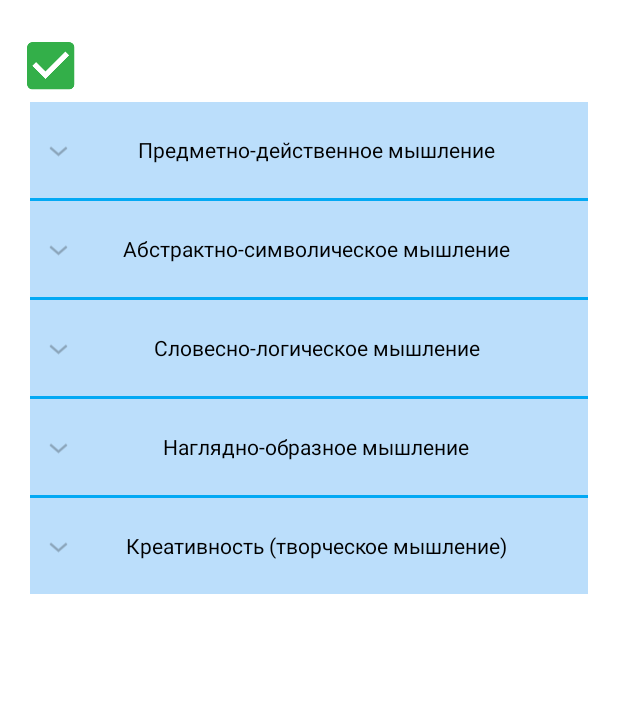
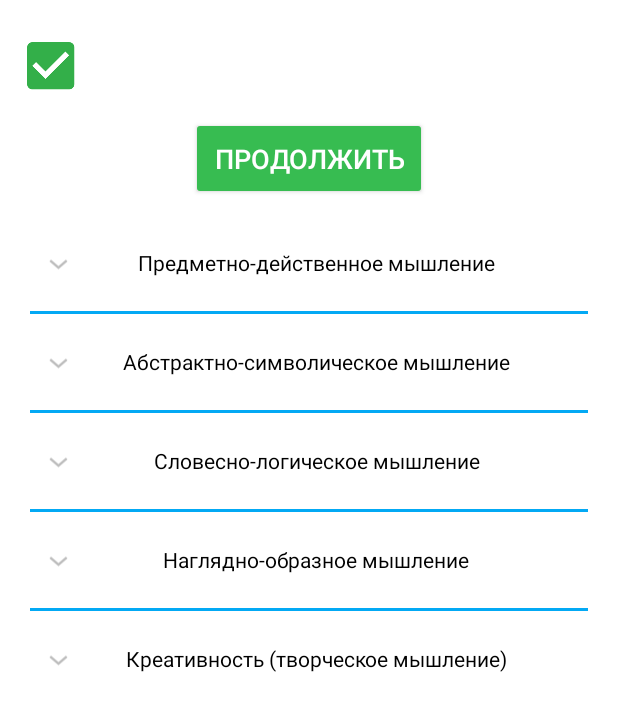
Before and after one commit to velichkomarija/oh-my-diploma, an Android app: the ResultTwoQuestionActivity screen opened directly, with no data from a screen before it, on a phone screen of 412 x 824 dp. Shown: the top 711 px of the screen. Run offline under Robolectric (Android 15) with nearby library versions, the light colour scheme and no system bars; 1 statement that could not run was skipped.

Commit message:
Внедрение второго теста в общую канву

```diff
--- a/app/src/main/AndroidManifest.xml
+++ b/app/src/main/AndroidManifest.xml
@@ -30,7 +30,7 @@
         android:supportsRtl="true"
         android:theme="@style/AppTheme">
         <activity
-            android:name=".views.questionnaire.QuestionEnter2Activity"
+            android:name=".views.common.SplashActivity"
             android:screenOrientation="landscape">
             <intent-filter>
                 <action android:name="android.intent.action.MAIN" />
@@ -90,6 +90,9 @@
         <activity
             android:name=".views.questionnaire.ResultTwoQuestionActivity"
             android:screenOrientation="portrait"></activity>
+
+        <activity android:name=".views.questionnaire.QuestionEnter2Activity"
+            android:screenOrientation="landscape"/>
     </application>
 
 </manifest>
--- a/app/src/main/java/com/example/velickomarija/diploma/PauseTwoActivity.java
+++ b/app/src/main/java/com/example/velickomarija/diploma/PauseTwoActivity.java
@@ -8,6 +8,7 @@ import android.widget.TextView;
 
 import com.example.velickomarija.diploma.models.PreferencesLocal;
 import com.example.velickomarija.diploma.views.image.TestingLastImageActivity;
+import com.example.velickomarija.diploma.views.questionnaire.QuestionEnter2Activity;
 
 public class PauseTwoActivity extends AppCompatActivity {
 
@@ -41,7 +42,7 @@ public class PauseTwoActivity extends AppCompatActivity {
     public void onClickToGoTestingImageNew(View view) {
         view.setClickable(false);
         preferencesLocal.addProperty("PREF_IMAGE1", "1", PauseTwoActivity.this);
-        Intent intent = new Intent(this, TestingLastImageActivity.class);
+        Intent intent = new Intent(this,QuestionEnter2Activity.class);
         view.setClickable(true);
         startActivity(intent);
     }
--- a/app/src/main/java/com/example/velickomarija/diploma/views/questionnaire/ResultTwoQuestionActivity.java
+++ b/app/src/main/java/com/example/velickomarija/diploma/views/questionnaire/ResultTwoQuestionActivity.java
@@ -1,7 +1,10 @@
 package com.example.velickomarija.diploma.views.questionnaire;
 
+import android.content.Intent;
 import android.support.v7.app.AppCompatActivity;
 import android.os.Bundle;
+import android.view.View;
+import android.widget.Button;
 import android.widget.ExpandableListView;
 import android.widget.SimpleExpandableListAdapter;
 import android.widget.TextView;
@@ -9,6 +12,7 @@ import android.widget.TextView;
 import com.example.velickomarija.diploma.R;
 import com.example.velickomarija.diploma.models.Algorithms;
 import com.example.velickomarija.diploma.models.TextUtils;
+import com.example.velickomarija.diploma.views.image.TestingLastImageActivity;
 
 import java.util.ArrayList;
 import java.util.HashMap;
@@ -63,37 +67,37 @@ public class ResultTwoQuestionActivity extends AppCompatActivity {
         // создаем коллекцию элементов для первой группы
         ArrayList<Map<String, String>> сhildDataItemList = new ArrayList<>();
         map = new HashMap<>();
-        map.put("monthName", algorithms.getResQuestion11());
+        map.put("name", algorithms.getResQuestion11());
         сhildDataItemList.add(map);
         сhildDataList.add(сhildDataItemList);
 
         сhildDataItemList = new ArrayList<>();
         map = new HashMap<>();
-        map.put("monthName", algorithms.getResQuestion22());
+        map.put("name", algorithms.getResQuestion22());
         сhildDataItemList.add(map);
         сhildDataList.add(сhildDataItemList);
 
         // создаем коллекцию элементов для третьей группы
         сhildDataItemList = new ArrayList<>();
         map = new HashMap<>();
-        map.put("monthName", algorithms.getResQuestion33());
+        map.put("name", algorithms.getResQuestion33());
         сhildDataItemList.add(map);
         сhildDataList.add(сhildDataItemList);
 
         сhildDataItemList = new ArrayList<>();
         map = new HashMap<>();
-        map.put("monthName", algorithms.getResQuestion44());
+        map.put("name", algorithms.getResQuestion44());
         сhildDataItemList.add(map);
         сhildDataList.add(сhildDataItemList);
 
         сhildDataItemList = new ArrayList<>();
         map = new HashMap<>();
-        map.put("monthName", algorithms.getResQuestion55());
+        map.put("name", algorithms.getResQuestion55());
         сhildDataItemList.add(map);
         сhildDataList.add(сhildDataItemList);
 
         // список атрибутов элементов для чтения
-        String childFrom[] = new String[]{"monthName"};
+        String childFrom[] = new String[]{"name"};
         // список ID view-элементов, в которые будет помещены атрибуты
         // элементов
         int childTo[] = new int[]{android.R.id.text1};
@@ -107,4 +111,9 @@ public class ResultTwoQuestionActivity extends AppCompatActivity {
         ExpandableListView expandableListView = (ExpandableListView) findViewById(R.id.expListView);
         expandableListView.setAdapter(adapter);
     }
+
+    public void onClickToGo(View view) {
+        Intent intent = new Intent(this, TestingLastImageActivity.class);
+        startActivity(intent);
+    }
 }
--- a/app/src/main/res/layout/activity_result_two_question.xml
+++ b/app/src/main/res/layout/activity_result_two_question.xml
@@ -26,7 +26,23 @@
             android:layout_marginStart="10dp"
             android:layout_marginTop="20dp"
             android:text="" />
+
     </LinearLayout>
+
+    <Button
+        android:id="@+id/btn_last_test"
+        style="@style/Widget.AppCompat.Button.Colored"
+        android:layout_width="wrap_content"
+        android:layout_height="wrap_content"
+        android:layout_margin="10dp"
+        android:layout_gravity="center"
+        android:onClick="onClickToGo"
+        android:padding="15dp"
+        android:text="@string/next"
+        android:textAlignment="center"
+        android:textColor="@color/white"
+        android:textSize="18sp"
+        android:visibility="visible" />
 
     <ExpandableListView
         android:id="@+id/expListView"
@@ -37,4 +53,5 @@
         android:layout_marginHorizontal="20dp"
         android:divider="@color/colorPrimary"
         android:dividerHeight="2dp"></ExpandableListView>
+
 </LinearLayout>
--- a/app/src/main/res/layout/activity_testing_last_image.xml
+++ b/app/src/main/res/layout/activity_testing_last_image.xml
@@ -317,7 +317,6 @@
 
                 </TableRow>
 
-
                 <Button
                     android:id="@+id/button"
                     style="@style/Widget.AppCompat.Button.Colored"
--- a/app/src/main/res/layout/list_item.xml
+++ b/app/src/main/res/layout/list_item.xml
@@ -6,6 +6,5 @@
     android:paddingStart="10sp"
     android:textAppearance="?android:attr/textAppearanceListItem"
     android:gravity="center"
-    android:backgroundTint="@color/colorPrimaryLight"
     android:textSize="14sp"
     />
```
